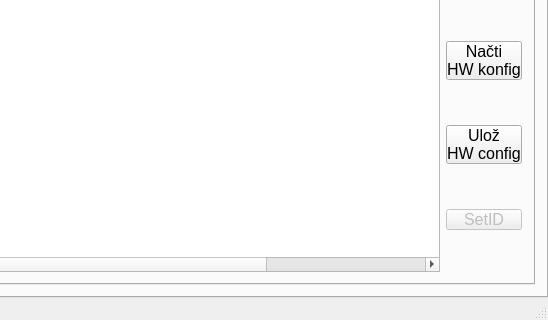
Before: the Qt Designer form mainwindow.ui in frutabruta/VDV301tester, drawn with Qt 5; both pictures show x 252 to 800 and y 160 to 480 of the 800 by 480 pixel window.
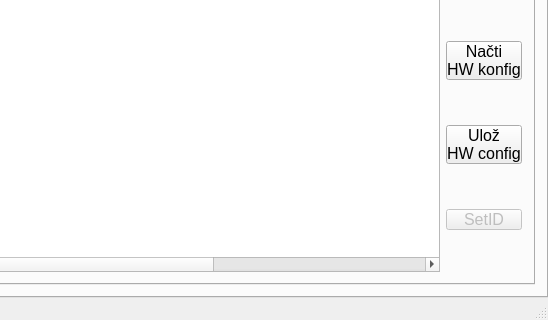
After: the same form once the commit is applied. The open tabs and pages were chosen to show the change.

Diff of the .ui file:
```diff
--- a/mainwindow.ui
+++ b/mainwindow.ui
@@ -3060,6 +3060,11 @@
                 <string>verze</string>
                </property>
               </column>
+              <column>
+               <property name="text">
+                <string>status</string>
+               </property>
+              </column>
              </widget>
             </item>
             <item>
```
Left out of the diff: 6 changed lines with no effect on the pictures.
